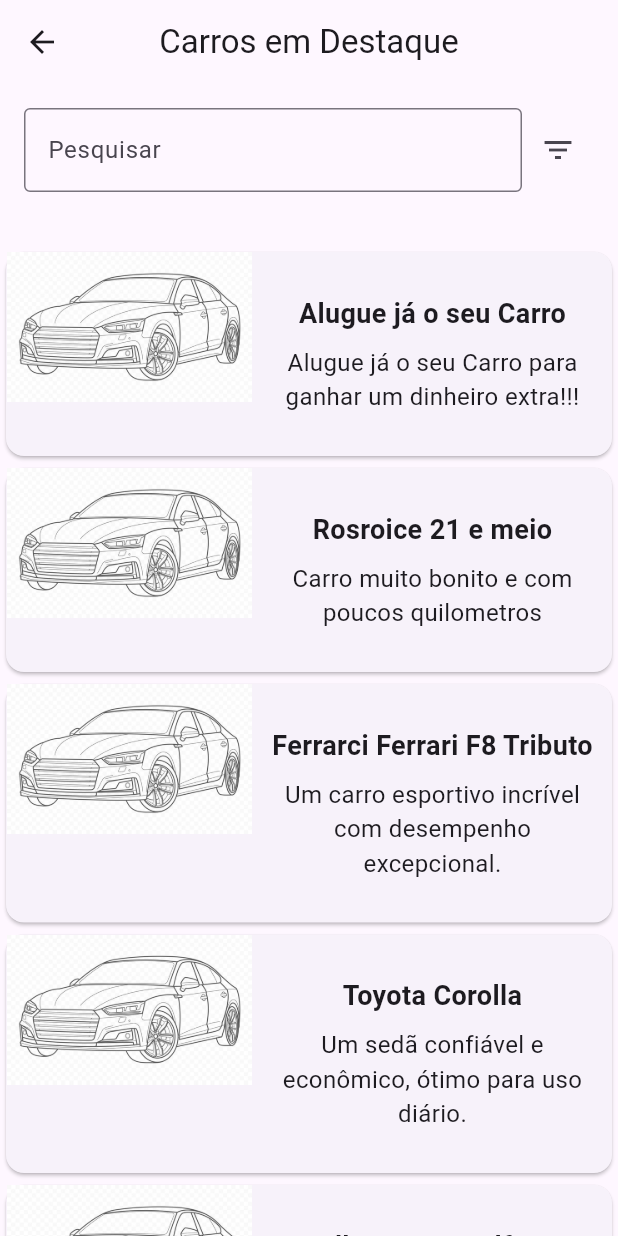
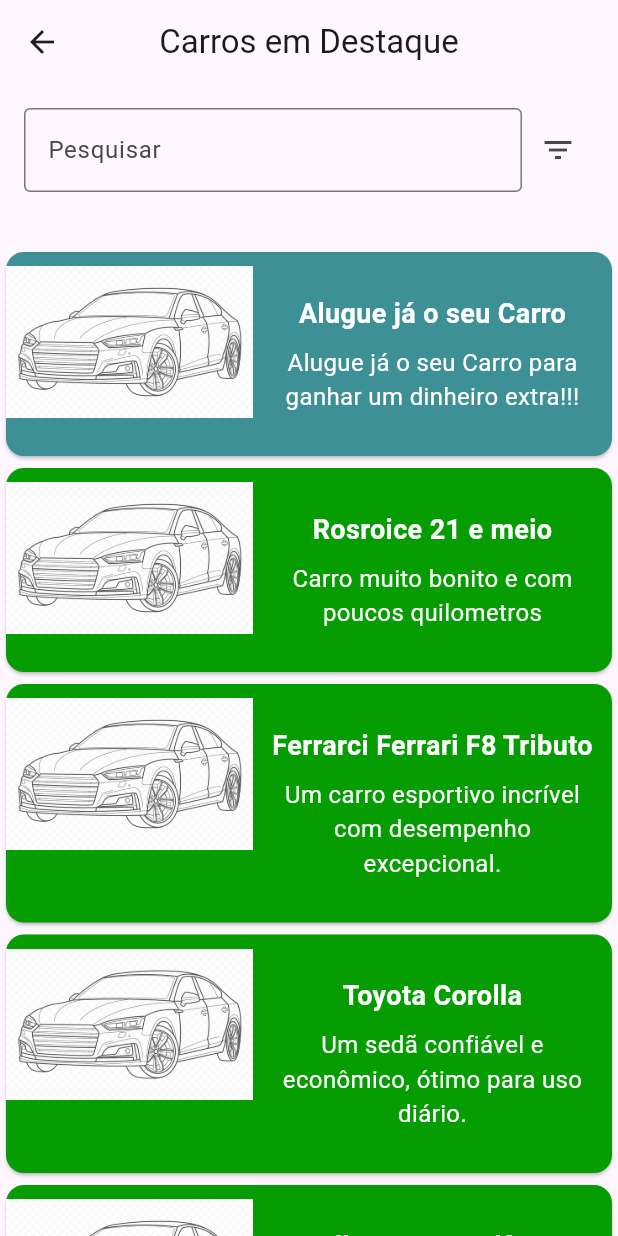
Before and after one commit to IceAngel-04/adRENTure-v2, a Flutter app: the HomePageContent screen opened directly, on a phone screen of 412 x 824 dp. Run offline on Flutter 3.47's test engine with Material 3 defaults, Android fonts, the phone set to English and light mode, and no system bars.

Commit message:
cores adicionadas

```diff
--- a/lib/pages/admin/gerirCarro.dart
+++ b/lib/pages/admin/gerirCarro.dart
@@ -91,7 +91,8 @@
           child: SmallCustomCard(
             title: '${car.marca} ${car.modelo}',
             subtitle: car.descricao,
-            image: Image.asset(car.imagemPrincipal),
+            image: Image.asset(car.imagemPrincipal, height: 120,),
+            backgroundColor: const Color.fromRGBO(5, 157, 2, 70),
           ),
         );
       }),
--- a/lib/pages/admin/gerirUser.dart
+++ b/lib/pages/admin/gerirUser.dart
@@ -96,7 +96,8 @@
         child: SmallCustomCard(
           title: user.name,
           subtitle: '',
-          image: Image.asset(user.userImage),
+          image: Image.asset(user.userImage, height: 120,),
+          backgroundColor: const Color.fromRGBO(5, 157, 2, 70),
         ),
       );
     }).toList();
--- a/lib/pages/home/home.dart
+++ b/lib/pages/home/home.dart
@@ -75,7 +75,8 @@
         child: SmallCustomCard(
           title: 'Alugue já o seu Carro',
           subtitle: 'Alugue já o seu Carro para ganhar um dinheiro extra!!!',
-          image: Image.asset('assets/images/car.png', height: 100,),
+          image: Image.asset('assets/images/car.png', height: 120,),
+          backgroundColor: const Color(0xFF3C9096),
         ),
       ),
       ...carList.map((car) {
@@ -91,7 +92,8 @@
           child: SmallCustomCard(
             title: '${car.marca} ${car.modelo}',
             subtitle: car.descricao,
-            image: Image.asset(car.imagemPrincipal, height: 100,),
+            image: Image.asset(car.imagemPrincipal, height: 120,),
+            backgroundColor: const Color.fromRGBO(5, 157, 2, 70),
           ),
         );
       }),
--- a/lib/widgets/smallCard.dart
+++ b/lib/widgets/smallCard.dart
@@ -5,17 +5,20 @@
   final String title;
   final String subtitle;
   final Image image; // New parameter for the car image
+  final Color backgroundColor; // New parameter for background color
 
   const SmallCustomCard({
     super.key,
     required this.title,
     required this.subtitle,
     required this.image, // Required car image
+    required this.backgroundColor,
   });
 
   @override
   Widget build(BuildContext context) {
     return Card(
+      color: backgroundColor,
       child: Row(
         crossAxisAlignment: CrossAxisAlignment.start,
         children: <Widget>[
@@ -34,13 +37,13 @@
                   Text(
                     title,
                     textAlign: TextAlign.center,
-                    style: const TextStyle(fontSize: 18, fontWeight: FontWeight.bold),
+                    style: const TextStyle(fontSize: 18, fontWeight: FontWeight.bold, color: Colors.white),
                   ),
                   const SizedBox(height: 8),
                   Text(
                     subtitle,
                     textAlign: TextAlign.center,
-                    style: const TextStyle(fontSize: 16),
+                    style: const TextStyle(fontSize: 16, color: Colors.white),
                   ),
                   const SizedBox(height: 20),
                 ],
```
